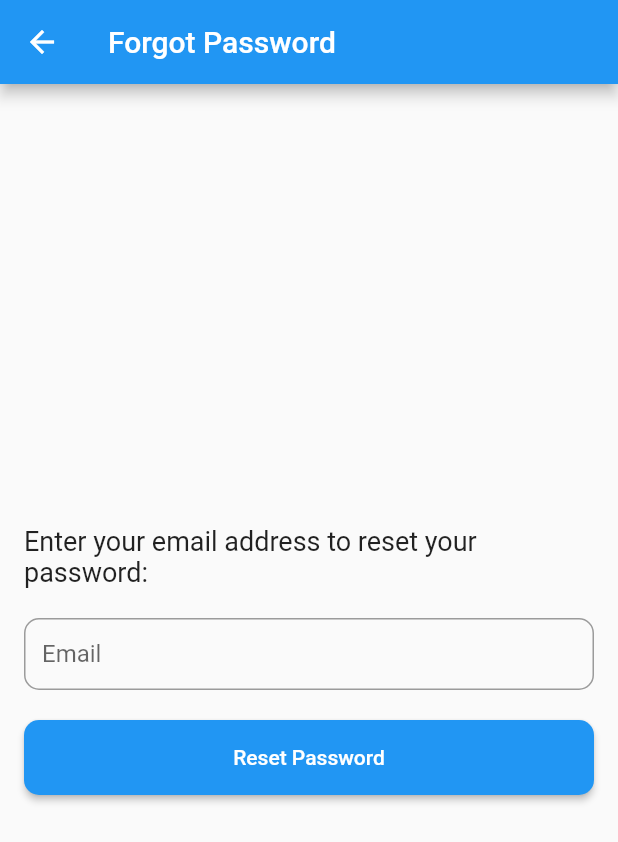
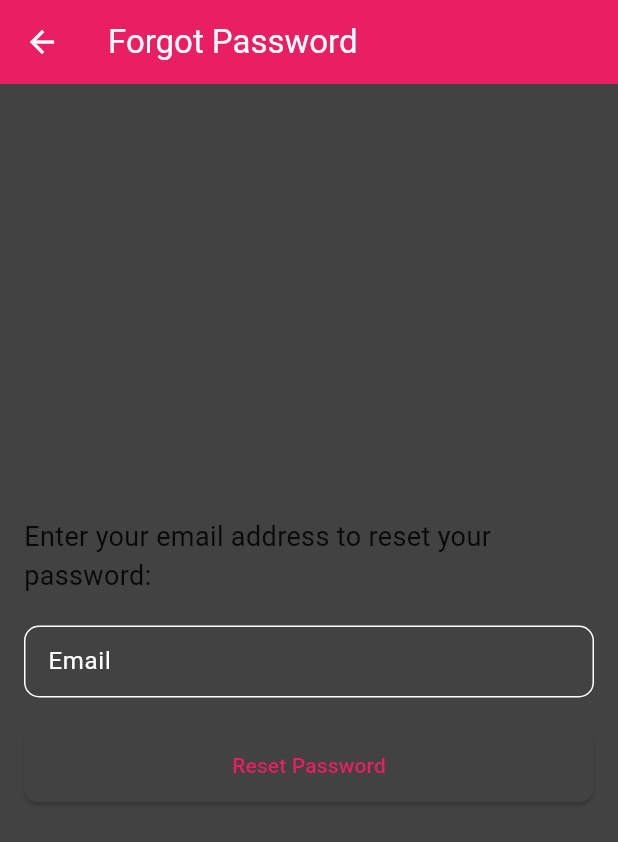
Before and after one commit to EllaGab09/adoption_app, a Flutter app: the screen it shows after launch, after a tap on "Forgot Password?", on a phone screen of 412 x 824 dp. Shown: the top 842 px of the screen. Run offline on Flutter 3.47's test engine with Material 2 defaults, Android fonts, the phone set to English and light mode, and no system bars; our stand-ins replace google_fonts, google_maps_flutter, sign_in_button; network calls fail.

Commit message:
Created ThemeData and made some fixes in the app.

```diff
--- a/lib/main.dart
+++ b/lib/main.dart
@@ -1,6 +1,18 @@
 import 'package:adoption_app/screens/login_screen.dart';
 //import 'screens/categories_screen.dart';
 import 'package:flutter/material.dart';
+import 'package:google_fonts/google_fonts.dart';
+
+final theme = ThemeData(
+  useMaterial3: true,
+  colorScheme: ColorScheme.fromSwatch(
+    primarySwatch: Colors.pink,
+    accentColor: Colors.pinkAccent,
+    backgroundColor: Colors.orange,
+    brightness: Brightness.dark,
+  ),
+  textTheme: GoogleFonts.robotoTextTheme(),
+);
 
 void main() {
   runApp(const App());
@@ -11,6 +23,6 @@ class App extends StatelessWidget {
 
   @override
   Widget build(BuildContext context) {
-    return const MaterialApp(home: LoginScreen());
+    return MaterialApp(theme: theme, home: const LoginScreen());
   }
 }
--- a/lib/screens/forgot_password_screen.dart
+++ b/lib/screens/forgot_password_screen.dart
@@ -7,6 +7,7 @@ class ForgotPasswordScreen extends StatelessWidget {
   Widget build(BuildContext context) {
     return Scaffold(
       appBar: AppBar(
+        backgroundColor: Theme.of(context).colorScheme.primary,
         title: const Text('Forgot Password'),
       ),
       body: Padding(
@@ -43,13 +44,13 @@ class ForgotPasswordScreen extends StatelessWidget {
                   ),
                 );
               },
-              child: const Text('Reset Password'),
               style: ElevatedButton.styleFrom(
                 shape: RoundedRectangleBorder(
                   borderRadius: BorderRadius.circular(10.0),
                 ),
                 minimumSize: const Size(double.infinity, 50),
               ),
+              child: const Text('Reset Password'),
             ),
           ],
         ),
--- a/lib/screens/login_screen.dart
+++ b/lib/screens/login_screen.dart
@@ -19,7 +19,7 @@ class LoginScreen extends StatelessWidget {
               child: Image.asset('assets/images/petAdoptLogo.png'),
             ),
             const SizedBox(height: 20),
-            LoginForm(),
+            const LoginForm(),
           ],
         ),
       ),
@@ -28,6 +28,8 @@ class LoginScreen extends StatelessWidget {
 }
 
 class LoginForm extends StatefulWidget {
+  const LoginForm({super.key});
+
   @override
   _LoginFormState createState() => _LoginFormState();
 }
--- a/lib/screens/sign_up_screen.dart
+++ b/lib/screens/sign_up_screen.dart
@@ -7,6 +7,7 @@ class SignUpScreen extends StatelessWidget {
   Widget build(BuildContext context) {
     return Scaffold(
       appBar: AppBar(
+        backgroundColor: Theme.of(context).colorScheme.primary,
         title: const Text('Sign Up'),
       ),
       body: Padding(
--- a/lib/screens/user_profile_screen.dart
+++ b/lib/screens/user_profile_screen.dart
@@ -16,7 +16,7 @@ class UserProfileScreen extends StatelessWidget {
       body: SingleChildScrollView(
         child: Column(
           children: [
-            Container(
+            SizedBox(
               height: 250, // Set the image container height
               child: Image.network(
                 user.imageUrl,
--- a/lib/widgets/animal_item.dart
+++ b/lib/widgets/animal_item.dart
@@ -10,7 +10,7 @@ class AnimalItem extends StatelessWidget {
   @override
   Widget build(BuildContext context) {
     return Card(
-      margin: EdgeInsets.all(10),
+      margin: const EdgeInsets.all(10),
       shape: RoundedRectangleBorder(borderRadius: BorderRadius.circular(30)),
       clipBehavior: Clip.hardEdge,
       elevation: 2,
--- a/lib/widgets/logo_app_bar.dart
+++ b/lib/widgets/logo_app_bar.dart
@@ -9,12 +9,12 @@ class LogoAppBar extends StatelessWidget implements PreferredSizeWidget {
   }) : super(key: key);
 
   @override
-  Size get preferredSize => Size.fromHeight(kToolbarHeight);
+  Size get preferredSize => const Size.fromHeight(kToolbarHeight);
 
   @override
   Widget build(BuildContext context) {
     return AppBar(
-      backgroundColor: Colors.blueGrey,
+      backgroundColor: Theme.of(context).colorScheme.primary,
       elevation: 0,
       title: Padding(
         padding: const EdgeInsets.all(8.0),
--- a/pubspec.yaml
+++ b/pubspec.yaml
@@ -9,6 +9,7 @@ environment:
 dependencies:
   flutter:
     sdk: flutter
+  google_fonts: ^6.1.0
   google_maps_flutter: ^2.5.0
   sign_in_button: ^3.2.0
 
```
Also changed, not shown: lib/screens/adoption_center_screen.dart (+4 -3 lines), lib/widgets/categories_grid_item.dart (+5 -8 lines), pubspec.lock, 1 other file.
